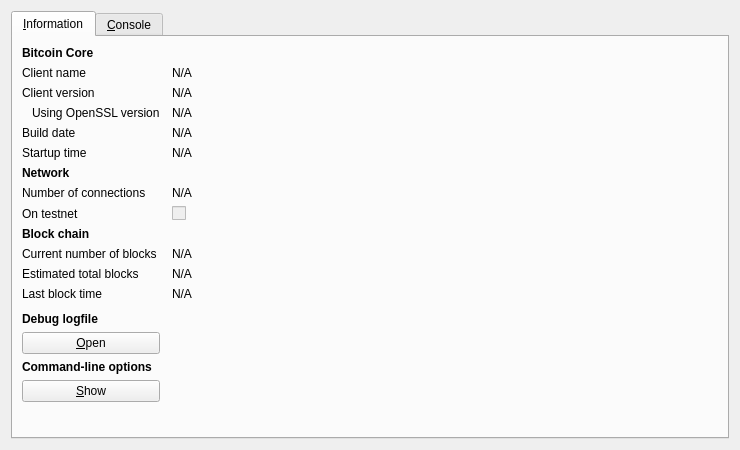
First picture: the form in src/qt/forms/rpcconsole.ui, repository TrustyJAID/TrustyCoin, before the edit.
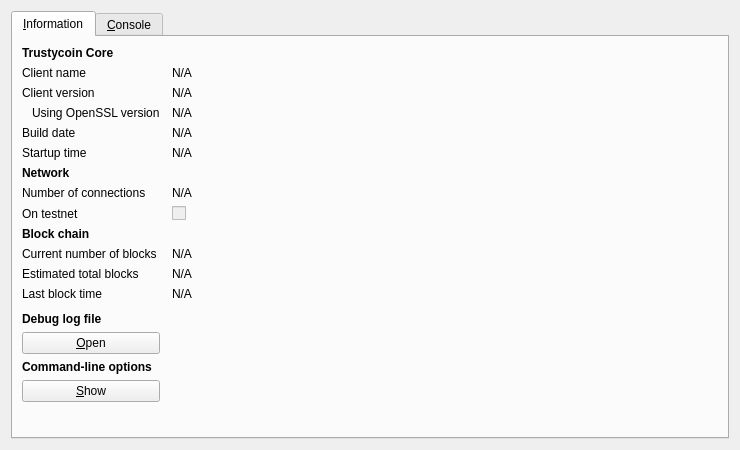
Second picture: the form after the edit. Icons and pictures are not drawn.

Commit message: Update TrustyCoin to SHA256 POW based on bitcoin 0.8.0

Diff of the .ui file:
```diff
--- a/src/qt/forms/rpcconsole.ui
+++ b/src/qt/forms/rpcconsole.ui
@@ -36,7 +36,7 @@
           </font>
          </property>
          <property name="text">
-          <string>Bitcoin Core</string>
+          <string>Trustycoin Core</string>
          </property>
         </widget>
        </item>
@@ -315,7 +315,7 @@
           </font>
          </property>
          <property name="text">
-          <string>Debug logfile</string>
+          <string>Debug log file</string>
          </property>
         </widget>
        </item>
```
Left out of the diff: 13 changed lines with no effect on the pictures. The commit also changes 648 other files.
